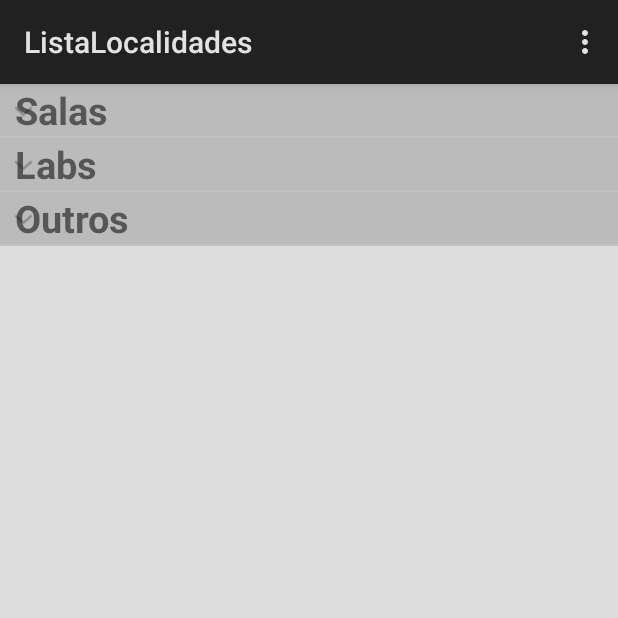
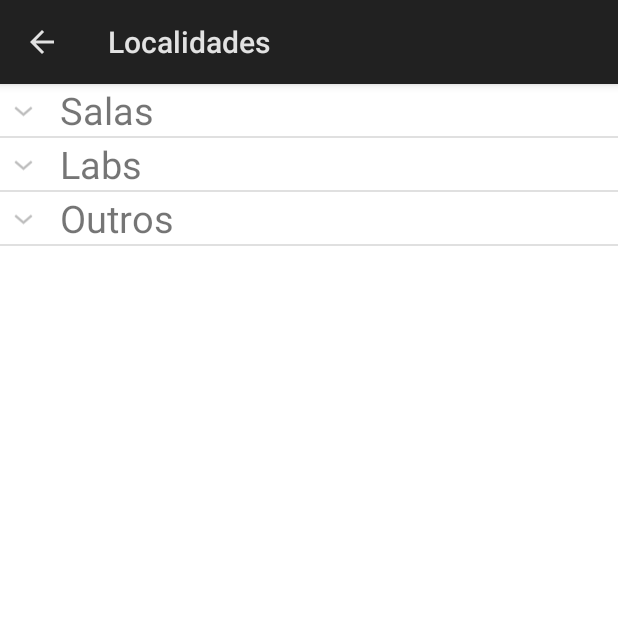
Before and after one commit to lixbearg/UnaMaps_alpha, an Android app: the ListaLocalidades screen opened directly, with no data from a screen before it, on a phone screen of 412 x 824 dp, the top half of it. Run offline under Robolectric (Android 15) with nearby library versions, the phone set to English and light mode, and no system bars.

Commit message:
Correções lista localidades

```diff
--- a/app/src/main/java/com/example/lixbearg/testapp/ListaAdapter.java
+++ b/app/src/main/java/com/example/lixbearg/testapp/ListaAdapter.java
@@ -66,7 +66,6 @@ public class ListaAdapter extends BaseExpandableListAdapter {
             convertView = layoutInflater.inflate(R.layout.parent_layout, null);
         }
         TextView textView = (TextView)convertView.findViewById(R.id.heading_item);
-        textView.setTypeface(null, Typeface.BOLD);
         textView.setText(title);
 
         return convertView;
--- a/app/src/main/java/com/example/lixbearg/testapp/ListaLocalidades.java
+++ b/app/src/main/java/com/example/lixbearg/testapp/ListaLocalidades.java
@@ -1,5 +1,6 @@
 package com.example.lixbearg.testapp;
 
+import android.app.ActionBar;
 import android.app.Activity;
 import android.os.Bundle;
 import android.view.Menu;
@@ -17,6 +18,9 @@ public class ListaLocalidades extends Activity {
     protected void onCreate(Bundle savedInstanceState) {
         super.onCreate(savedInstanceState);
         setContentView(R.layout.activity_lista_localidades);
+
+        ActionBar actionBar = getActionBar();
+        actionBar.setDisplayHomeAsUpEnabled(true);
 
         expandableListView = (ExpandableListView)findViewById(R.id.expListaSalas);
 
@@ -66,10 +70,11 @@ public class ListaLocalidades extends Activity {
         int id = item.getItemId();
 
         //noinspection SimplifiableIfStatement
-        if (id == R.id.action_settings) {
-            return true;
+        switch (item.getItemId()) {
+            case android.R.id.home:
+                this.finish();
+                return true;
         }
-
         return super.onOptionsItemSelected(item);
     }
 }
--- a/app/src/main/res/layout/activity_lista_localidades.xml
+++ b/app/src/main/res/layout/activity_lista_localidades.xml
@@ -3,7 +3,7 @@
     android:layout_height="match_parent"
     tools:context="com.example.lixbearg.testapp.ListaLocalidades"
     android:orientation="vertical"
-    android:background="#DDDDDD">
+    android:background="@android:color/white">
 
     <ExpandableListView
         android:layout_width="match_parent"
--- a/app/src/main/res/layout/child_layout.xml
+++ b/app/src/main/res/layout/child_layout.xml
@@ -2,7 +2,7 @@
 <LinearLayout xmlns:android="http://schemas.android.com/apk/res/android"
 android:orientation="vertical" android:layout_width="match_parent"
 android:layout_height="40dp"
-android:background="#BBBBBB">
+    android:background="@android:color/white">
 
 <TextView
     android:id="@+id/child_item"
@@ -11,6 +11,6 @@ android:background="#BBBBBB">
     android:text="Mini motherfucker"
     android:textSize="20dp"
     android:gravity="center_vertical"
-    android:layout_marginLeft="30dp"/>
+    android:layout_marginLeft="60dp"/>
 
 </LinearLayout>
--- a/app/src/main/res/layout/parent_layout.xml
+++ b/app/src/main/res/layout/parent_layout.xml
@@ -1,8 +1,8 @@
 <?xml version="1.0" encoding="utf-8"?>
 <LinearLayout xmlns:android="http://schemas.android.com/apk/res/android"
     android:orientation="vertical" android:layout_width="match_parent"
-    android:layout_height="50dp"
-    android:background="#BBBBBB">
+    android:layout_height="70dp"
+    android:background="@android:color/white">
 
     <TextView
         android:id="@+id/heading_item"
@@ -11,6 +11,6 @@
         android:text="Hello Motherfucker"
         android:textSize="25dp"
         android:gravity="center_vertical"
-        android:layout_marginLeft="10dp"/>
+        android:layout_marginLeft="40dp"/>
 
 </LinearLayout>
--- a/app/src/main/res/menu/menu_lista_localidades.xml
+++ b/app/src/main/res/menu/menu_lista_localidades.xml
@@ -1,6 +1,5 @@
 <menu xmlns:android="http://schemas.android.com/apk/res/android"
     xmlns:tools="http://schemas.android.com/tools"
     tools:context="com.example.lixbearg.testapp.ListaLocalidades">
-    <item android:id="@+id/action_settings" android:title="@string/action_settings"
-        android:orderInCategory="100" android:showAsAction="never" />
+
 </menu>
--- a/app/src/main/res/values/strings.xml
+++ b/app/src/main/res/values/strings.xml
@@ -1,9 +1,9 @@
 <resources>
-    <string name="app_name">Una Maps - Pre Alpha</string>
+    <string name="app_name">Una Maps</string>
 
     <string name="hello_world">Oláááááááááá, enfermeira! :D</string>
-    <string name="action_settings">Settings</string>
-    <string name="title_activity_lista_localidades">ListaLocalidades</string>
+    <string name="action_settings">Configurações</string>
+    <string name="title_activity_lista_localidades">Localidades</string>
 
     <string-array name="header_titles">
         <item>Salas</item>
```
Also changed, not shown: app/src/main/java/com/example/lixbearg/testapp/HomeScreen.java (+5 -3 lines), app/src/main/res/menu/menu_home_screen.xml (+20 -6 lines).
